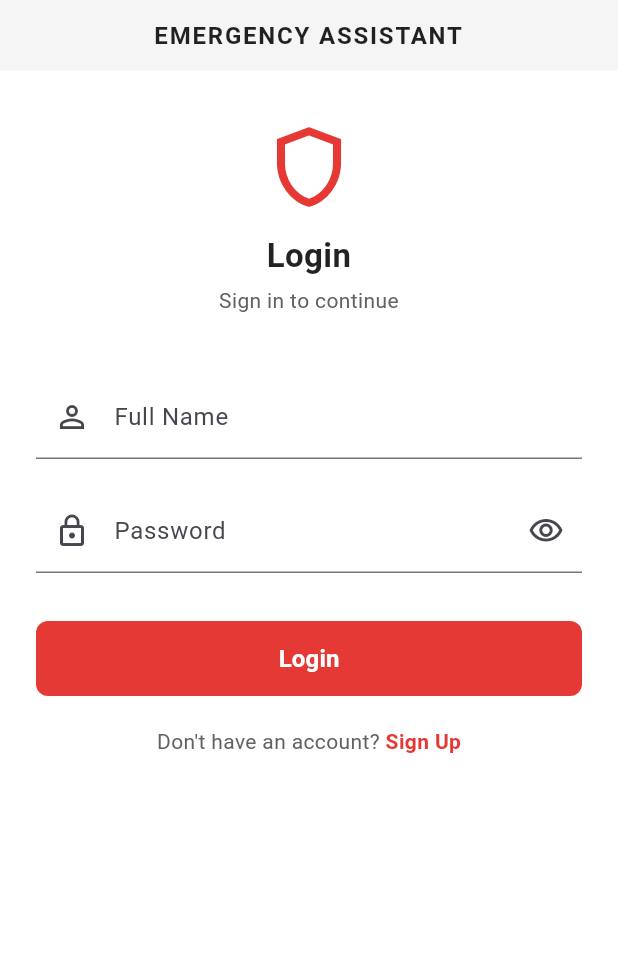
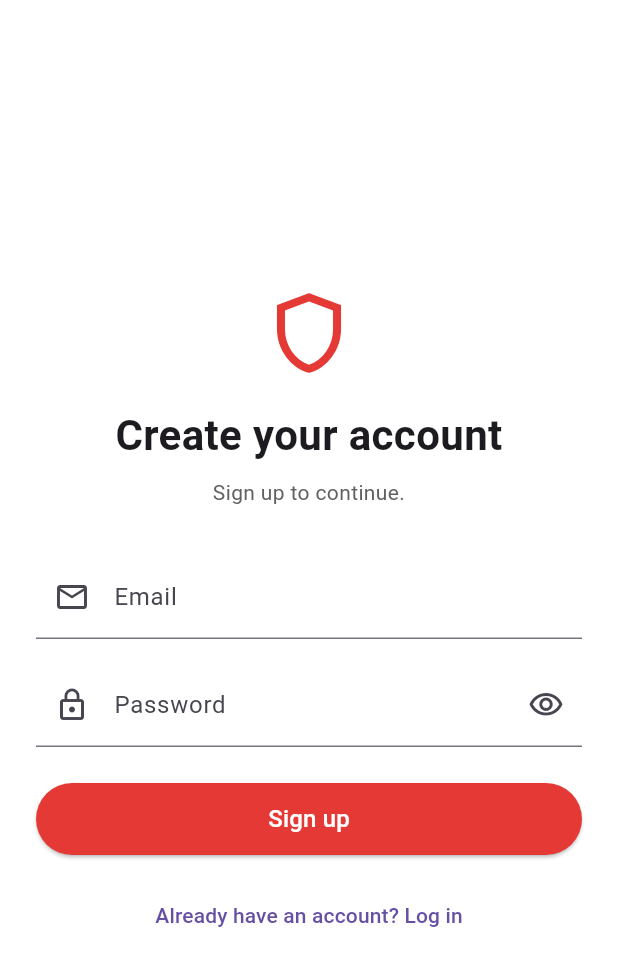
Before and after one commit to SaraAbidHussain/emergency-assistant, a Flutter app: the screen it shows after launch, on a phone screen of 412 x 824 dp. Shown: the top 966 px of the screen. Run offline on Flutter 3.47's test engine with Material 3 defaults, Android fonts, the phone set to English and light mode, and no system bars; our stand-ins replace firebase_auth, firebase_core, firebase_messaging, google_fonts, shared_preferences, speech_to_text; accounts and stored records are empty.

Commit message:
Real Firebase auth + profile setup screens

```diff
--- a/mobile-app/lib/main.dart
+++ b/mobile-app/lib/main.dart
@@ -1,45 +1,78 @@
+import 'dart:convert';
+import 'package:firebase_auth/firebase_auth.dart';
 import 'package:flutter/material.dart';
 import 'package:firebase_core/firebase_core.dart';
 import 'package:firebase_messaging/firebase_messaging.dart';
+import 'package:http/http.dart' as http;
+import 'firebase_options.dart';
 import 'models/user_model.dart';
+import 'screens/auth_screen.dart';
+import 'screens/contacts_screen.dart';
 import 'screens/home_screen.dart';
-import 'screens/contacts_screen.dart';
-import 'package:http/http.dart' as http;
-import 'dart:convert';
-import 'screens/login_screen.dart';
 
 void main() async {
   WidgetsFlutterBinding.ensureInitialized();
-  await Firebase.initializeApp();
+  await Firebase.initializeApp(
+    options: DefaultFirebaseOptions.currentPlatform,
+  );
 
-  // Request notification permission and print the device token for testing.
   await FirebaseMessaging.instance.requestPermission();
   final token = await FirebaseMessaging.instance.getToken();
   print('=== FCM DEVICE TOKEN ===');
   print(token);
   print('========================');
 
-  await registerDeviceToken();
-
   runApp(const EmergencyAssistantApp());
 }
 
-Future<void> registerDeviceToken() async {
+class EmergencyAssistantApp extends StatefulWidget {
+  const EmergencyAssistantApp({super.key});
+
+  @override
+  State<EmergencyAssistantApp> createState() => _EmergencyAssistantAppState();
+}
+
+class _EmergencyAssistantAppState extends State<EmergencyAssistantApp> {
+  bool _hasRegisteredDeviceForCurrentUser = false;
+
+  UserModel _userModelFromFirebase(User user) {
+    return UserModel(
+      fullName: user.displayName ?? user.email ?? 'Emergency User',
+      phoneNumber: user.uid,
+      dateOfBirth: '',
+      bloodGroup: '',
+      homeAddress: '',
+      passwordHash: '',
+    );
+  }
+
+  Future<void> _registerCurrentDevice() async {
+    final currentUser = FirebaseAuth.instance.currentUser;
+    if (currentUser == null) {
+      return;
+    }
+
     try {
-    final token = await FirebaseMessaging.instance.getToken();
-    if (token == null) {
+      final deviceToken = await FirebaseMessaging.instance.getToken();
+      if (deviceToken == null || deviceToken.isEmpty) {
         print('Could not get FCM token, skipping registration.');
         return;
       }
+
+      final idToken = await currentUser.getIdToken();
       final response = await http.post(
-      Uri.parse('http://192.168.0.105:8000/contacts/user-123/add'), // 👈 apna IP daalo
-      headers: {'Content-Type': 'application/json'},
+        Uri.parse('http://localhost:8000/devices/register'),
+        headers: {
+          'Content-Type': 'application/json',
+          'Authorization': 'Bearer $idToken',
+        },
         body: jsonEncode({
-        'contact_id': 'phone-1',
-        'device_token': token,
+          'contact_id': currentUser.uid,
+          'device_token': deviceToken,
         }),
       );
-    if (response.statusCode == 200) {
+
+      if (response.statusCode >= 200 && response.statusCode < 300) {
         print('Device token registered successfully.');
       } else {
         print('Token registration failed: ${response.statusCode}');
@@ -48,9 +81,6 @@ Future<void> registerDeviceToken() async {
       print('Token registration error (ignored): $e');
     }
   }
-
-class EmergencyAssistantApp extends StatelessWidget {
-  const EmergencyAssistantApp({super.key});
 
   @override
   Widget build(BuildContext context) {
@@ -61,7 +91,24 @@ class EmergencyAssistantApp extends StatelessWidget {
         primarySwatch: Colors.red,
         scaffoldBackgroundColor: Colors.white,
       ),
-      home: const LoginScreen(),
+      home: StreamBuilder<User?>(
+        stream: FirebaseAuth.instance.authStateChanges(),
+        builder: (context, snapshot) {
+          final user = snapshot.data;
+
+          if (user != null) {
+            if (!_hasRegisteredDeviceForCurrentUser) {
+              _hasRegisteredDeviceForCurrentUser = true;
+              Future.microtask(_registerCurrentDevice);
+            }
+
+            return HomeScreen(currentUser: _userModelFromFirebase(user));
+          }
+
+          _hasRegisteredDeviceForCurrentUser = false;
+          return const AuthScreen();
+        },
+      ),
     );
   }
 }
--- /dev/null
+++ b/mobile-app/lib/screens/auth_screen.dart
@@ -0,0 +1,225 @@
+import 'package:firebase_auth/firebase_auth.dart';
+import 'package:flutter/material.dart';
+
+import 'profile_setup_screen.dart';
+
+class AuthScreen extends StatefulWidget {
+  const AuthScreen({super.key});
+
+  @override
+  State<AuthScreen> createState() => _AuthScreenState();
+}
+
+class _AuthScreenState extends State<AuthScreen> {
+  final _formKey = GlobalKey<FormState>();
+  final _emailController = TextEditingController();
+  final _passwordController = TextEditingController();
+
+  bool _isSignUp = true;
+  bool _isSubmitting = false;
+  String? _errorMessage;
+  bool _obscurePassword = true;
+
+  @override
+  void dispose() {
+    _emailController.dispose();
+    _passwordController.dispose();
+    super.dispose();
+  }
+
+  String _firebaseMessage(String code) {
+    switch (code) {
+      case 'weak-password':
+        return 'Your password is too weak. Please choose a stronger one.';
+      case 'email-already-in-use':
+        return 'This email is already registered. Please log in instead.';
+      case 'wrong-password':
+        return 'The password is incorrect. Please try again.';
+      case 'user-not-found':
+        return 'No account was found for this email. Please sign up first.';
+      case 'invalid-email':
+        return 'Please enter a valid email address.';
+      case 'user-disabled':
+        return 'This account has been disabled.';
+      default:
+        return 'Something went wrong. Please try again.';
+    }
+  }
+
+  Future<void> _submit() async {
+    final email = _emailController.text.trim();
+    final password = _passwordController.text.trim();
+
+    if (email.isEmpty || password.isEmpty) {
+      setState(() {
+        _errorMessage = 'Please enter both an email and a password.';
+      });
+      return;
+    }
+
+    setState(() {
+      _isSubmitting = true;
+      _errorMessage = null;
+    });
+
+    try {
+      if (_isSignUp) {
+        await FirebaseAuth.instance.createUserWithEmailAndPassword(
+          email: email,
+          password: password,
+        );
+
+        if (!mounted) return;
+
+        Navigator.of(context).pushReplacement(
+          MaterialPageRoute(
+            builder: (_) => const ProfileSetupScreen(),
+          ),
+        );
+      } else {
+        await FirebaseAuth.instance.signInWithEmailAndPassword(
+          email: email,
+          password: password,
+        );
+      }
+    } on FirebaseAuthException catch (e) {
+      setState(() {
+        _errorMessage = _firebaseMessage(e.code);
+      });
+    } catch (_) {
+      setState(() {
+        _errorMessage = 'Something went wrong. Please try again.';
+      });
+    } finally {
+      if (mounted) {
+        setState(() {
+          _isSubmitting = false;
+        });
+      }
+    }
+  }
+
+  @override
+  Widget build(BuildContext context) {
+    return Scaffold(
+      body: SafeArea(
+        child: Padding(
+          padding: const EdgeInsets.symmetric(horizontal: 24),
+          child: Center(
+            child: SingleChildScrollView(
+              child: Form(
+                key: _formKey,
+                child: Column(
+                  mainAxisSize: MainAxisSize.min,
+                  crossAxisAlignment: CrossAxisAlignment.stretch,
+                  children: [
+                    Icon(
+                      Icons.shield_outlined,
+                      size: 64,
+                      color: Colors.red.shade600,
+                    ),
+                    const SizedBox(height: 16),
+                    Text(
+                      _isSignUp ? 'Create your account' : 'Welcome back',
+                      textAlign: TextAlign.center,
+                      style: const TextStyle(
+                        fontSize: 28,
+                        fontWeight: FontWeight.bold,
+                      ),
+                    ),
+                    const SizedBox(height: 8),
+                    Text(
+                      _isSignUp
+                          ? 'Sign up to continue.'
+                          : 'Log in to continue.',
+                      textAlign: TextAlign.center,
+                      style: TextStyle(
+                        color: Colors.grey.shade700,
+                        fontSize: 14,
+                      ),
+                    ),
+                    const SizedBox(height: 32),
+                    TextFormField(
+                      controller: _emailController,
+                      keyboardType: TextInputType.emailAddress,
+                      decoration: const InputDecoration(
+                        labelText: 'Email',
+                        prefixIcon: Icon(Icons.email_outlined),
+                      ),
+                    ),
+                    const SizedBox(height: 16),
+                    TextFormField(
+                      controller: _passwordController,
+                      obscureText: _obscurePassword,
+                      decoration: InputDecoration(
+                        labelText: 'Password',
+                        prefixIcon: const Icon(Icons.lock_outline),
+                        suffixIcon: IconButton(
+                          icon: Icon(
+                            _obscurePassword
+                                ? Icons.visibility_outlined
+                                : Icons.visibility_off_outlined,
+                          ),
+                          onPressed: () {
+                            setState(() {
+                              _obscurePassword = !_obscurePassword;
+                            });
+                          },
+                        ),
+                      ),
+                    ),
+                    const SizedBox(height: 24),
+                    if (_errorMessage != null)
+                      Padding(
+                        padding: const EdgeInsets.only(bottom: 12),
+                        child: Text(
+                          _errorMessage!,
+                          style: const TextStyle(color: Colors.red),
+                          textAlign: TextAlign.center,
+                        ),
+                      ),
+                    SizedBox(
+                      height: 48,
+                      child: ElevatedButton(
+                        onPressed: _isSubmitting ? null : _submit,
+                        style: ElevatedButton.styleFrom(
+                          backgroundColor: Colors.red.shade600,
+                          foregroundColor: Colors.white,
+                        ),
+                        child: _isSubmitting
+                            ? const SizedBox(
+                                width: 20,
+                                height: 20,
+                                child: CircularProgressIndicator(
+                                  strokeWidth: 2,
+                                  color: Colors.white,
+                                ),
+                              )
+                            : Text(
+                                _isSignUp ? 'Sign up' : 'Log in',
+                                style: const TextStyle(fontSize: 16),
+                              ),
+                      ),
+                    ),
+                    const SizedBox(height: 16),
+                    TextButton(
+                      onPressed: () {
+                        setState(() {
+                          _isSignUp = !_isSignUp;
+                          _errorMessage = null;
+                        });
+                      },
+                      child: Text(
+                        _isSignUp ? 'Already have an account? Log in' : 'Need an account? Sign up',
+                      ),
+                    ),
+                  ],
+                ),
+              ),
+            ),
+          ),
+        ),
+      ),
+    );
+  }
+}
--- a/mobile-app/pubspec.yaml
+++ b/mobile-app/pubspec.yaml
@@ -14,6 +14,7 @@ dependencies:
   http: ^1.2.0
   url_launcher: ^6.3.0
   firebase_core: ^3.6.0
+  firebase_auth: ^5.3.1
   firebase_messaging: ^15.1.3
   shared_preferences: ^2.2.2
   crypto: ^3.0.3
```
Also changed, not shown: mobile-app/lib/screens/home_screen.dart (+35 -16 lines), mobile-app/lib/screens/profile_setup_screen.dart (added, +242 -0 lines), mobile-app/lib/services/auth_header_service.dart (added, +17 -0 lines), mobile-app/lib/services/emergency_service.dart (+78 -4 lines), mobile-app/firebase.json (added), mobile-app/lib/firebase_options.dart (added), mobile-app/pubspec.lock, 1 other file. Lines whose indentation alone changed are shown as unchanged.
